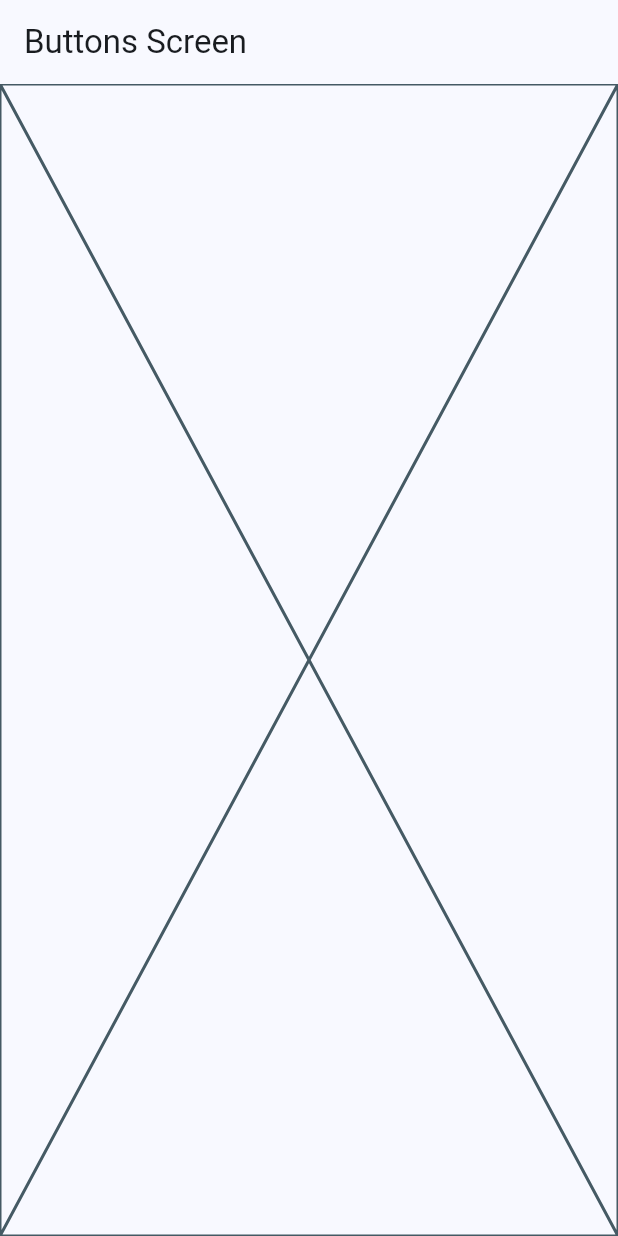
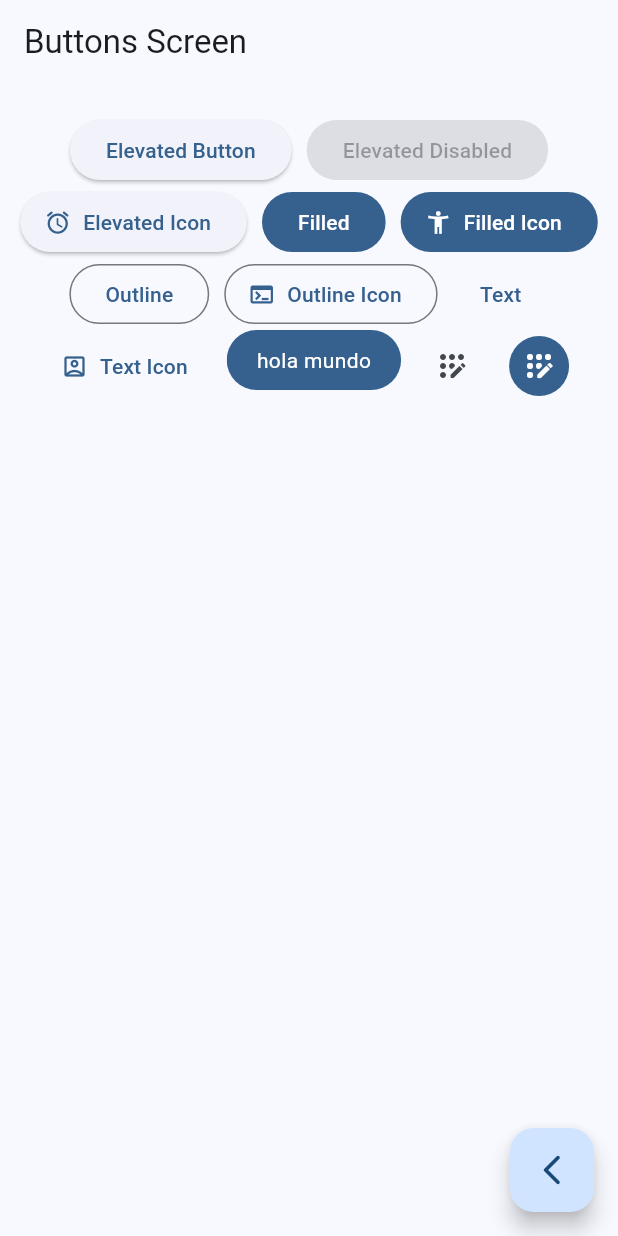
Before and after one commit to alejandrobecerraptor/flutter_widgets_app, a Flutter app: the ButtonsScreen screen opened by its route, on a phone screen of 412 x 824 dp. Run offline on Flutter 3.47's test engine with Material 3 defaults, Android fonts, the phone set to English and light mode, and no system bars; our stand-ins replace go_router.

Commit message:
buttons screen finish

```diff
--- a/lib/presentation/screens/buttons/buttons_screen.dart
+++ b/lib/presentation/screens/buttons/buttons_screen.dart
@@ -1,4 +1,5 @@
 import 'package:flutter/material.dart';
+import 'package:go_router/go_router.dart';
 
 class ButtonsScreen extends StatelessWidget {
   static const String name = 'buttons_screen';
@@ -11,7 +12,98 @@ class ButtonsScreen extends StatelessWidget {
       appBar: AppBar(
         title: const Text("Buttons Screen"),
       ),
-      body: const Placeholder(),
+      body: const _ButtonsView(),
+      floatingActionButton: FloatingActionButton(
+        child: const Icon(Icons.arrow_back_ios_new_rounded),
+        onPressed: () {
+          context.pop();
+        },
+      ),
     );
   }
 }
+
+class _ButtonsView extends StatelessWidget {
+  const _ButtonsView();
+
+  @override
+  Widget build(BuildContext context) {
+    final colors = Theme.of(context).colorScheme;
+
+    return SizedBox(
+      width: double.infinity,
+      child: Padding(
+        padding: const EdgeInsets.symmetric(horizontal: 10, vertical: 20),
+        child: Wrap(
+          spacing: 10,
+          alignment: WrapAlignment.center,
+          children: [
+            ElevatedButton(
+                onPressed: () {}, child: const Text('Elevated Button')),
+            const ElevatedButton(
+                onPressed: null, child: Text('Elevated Disabled')),
+            ElevatedButton.icon(
+              onPressed: () {},
+              icon: const Icon(Icons.access_alarm_rounded),
+              label: const Text('Elevated Icon'),
+            ),
+            FilledButton(onPressed: () {}, child: const Text('Filled')),
+            FilledButton.icon(
+              onPressed: () {},
+              icon: const Icon(Icons.accessibility_new),
+              label: const Text('Filled Icon'),
+            ),
+            OutlinedButton(onPressed: () {}, child: const Text('Outline')),
+            OutlinedButton.icon(
+                onPressed: () {},
+                label: const Text('Outline Icon'),
+                icon: const Icon(Icons.terminal)),
+            TextButton(onPressed: () {}, child: const Text('Text')),
+            TextButton.icon(
+              onPressed: () {},
+              icon: const Icon(Icons.account_box_outlined),
+              label: const Text('Text Icon'),
+            ),
+            const CustomButtom(),
+            IconButton(
+                onPressed: () {},
+                icon: const Icon(Icons.app_registration_rounded)),
+            IconButton(
+              onPressed: () {},
+              icon: const Icon(Icons.app_registration_rounded),
+              style: ButtonStyle(
+                backgroundColor: WidgetStatePropertyAll(colors.primary),
+                iconColor: const WidgetStatePropertyAll(Colors.white),
+              ),
+            ),
+          ],
+        ),
+      ),
+    );
+  }
+}
+
+class CustomButtom extends StatelessWidget {
+  const CustomButtom({super.key});
+
+  @override
+  Widget build(BuildContext context) {
+    final colors = Theme.of(context).colorScheme;
+
+    return ClipRRect(
+      borderRadius: BorderRadius.circular(20) ,
+      child: Material(
+        color: colors.primary,
+        child: InkWell(
+          onTap: () {},
+          child: const Padding(
+              padding: EdgeInsets.symmetric(horizontal: 20, vertical: 10),
+              child: Text(
+                'hola mundo',
+                style: TextStyle(color: Colors.white),
+              )),
+        ),
+      ),
+    );
+  }
+}
--- a/lib/presentation/screens/home/home_screen.dart
+++ b/lib/presentation/screens/home/home_screen.dart
@@ -1,7 +1,6 @@
 import 'package:flutter/material.dart';
 import 'package:go_router/go_router.dart';
 import 'package:widgets_app/config/menu/menu_items.dart';
-import 'package:widgets_app/presentation/screens/cards/cards_screen.dart';
 
 class HomeScreen extends StatelessWidget {
   static const String name = 'home_screen';
@@ -59,6 +58,7 @@ class _CustomListTitle extends StatelessWidget {
         //     builder: (context) => const ButtonsScreen(),
         //   ),
         // );
+        // go router =====>
         context.push(menuItem.link);
         // context.pushNamed(CardsScreen.name);
       },
```
